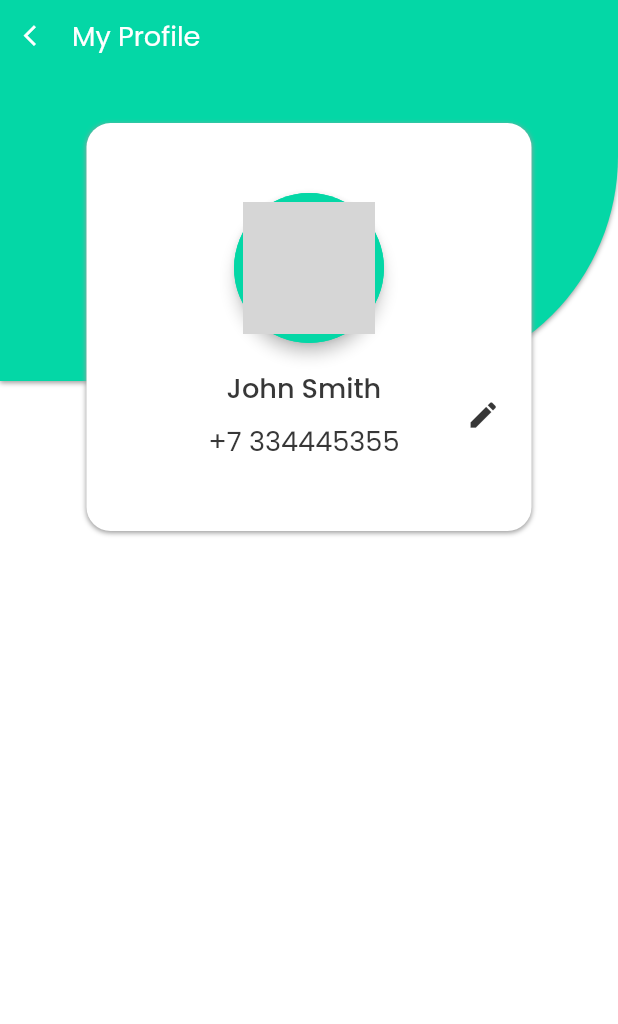
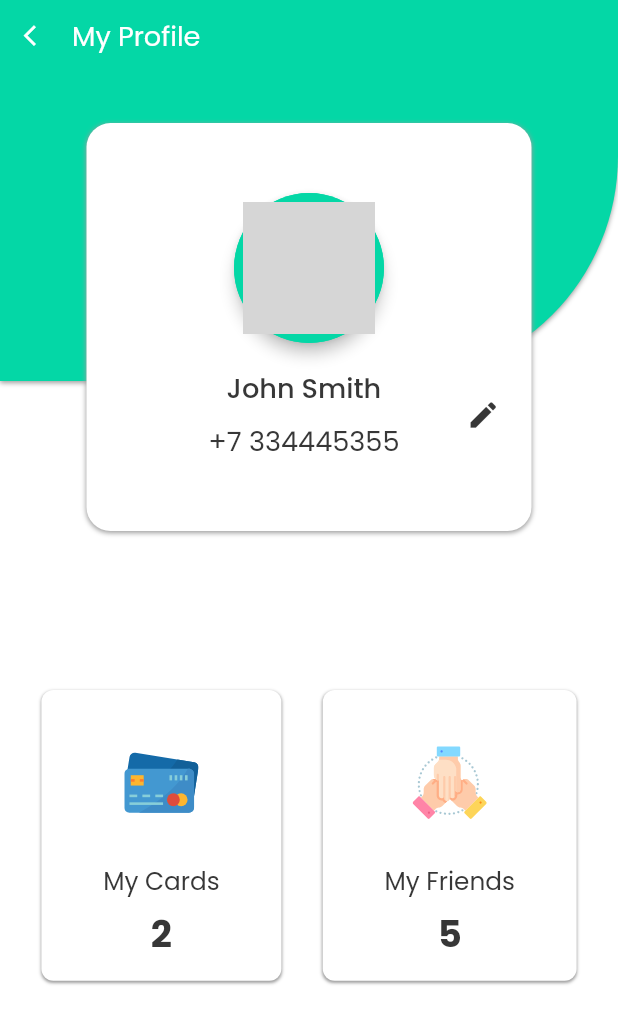
Before and after one commit to sherdiltahir/topup-public-testing, a Flutter app: the screen it shows after launch, on a phone screen of 412 x 824 dp. Shown: the top 1024 px of the screen. Run offline on Flutter 3.47's test engine with Material 2 defaults, Android fonts, the phone set to English and light mode, and no system bars; drawn by our look-alikes of circular_profile_avatar; our stand-ins replace cloud_firestore, device_preview, expandable, firebase_auth, firebase_storage, flutter_snake_navigationbar and 4 more; missing offline and left inert: credit_card_input_form, dart:ffi; accounts and stored records are empty; network calls fail; grey boxes are pictures that could not be loaded.

Commit message:
Profile screen, icons file and updatation in UI

```diff
--- a/lib/screens/profile/my_profile.dart
+++ b/lib/screens/profile/my_profile.dart
@@ -34,6 +34,20 @@ class _MyProfileState extends State<MyProfile> {
             mainAxisAlignment: MainAxisAlignment.start,
             children: [
               ProfileCard(),
+              SingleChildScrollView(
+                scrollDirection: Axis.vertical,
+                child: Container(
+                  margin: EdgeInsets.only(top: 25*SizeConfig.heightMultiplier,bottom: 5*SizeConfig.heightMultiplier),
+                  child: Row(
+                    mainAxisAlignment: MainAxisAlignment.spaceEvenly,
+                    children: [
+                      GridView_Item(items[0]),
+                      GridView_Item(items[1]),
+
+                    ],
+                  ),
+                ),
+              )
             ],
           ),
         ),
@@ -163,9 +177,10 @@ class _MyProfileState extends State<MyProfile> {
 
   Widget GridView_Item(Grid_Item item) {
     return Container(
+      padding: EdgeInsets.symmetric(horizontal: 10*SizeConfig.widthMultiplier,vertical: 1.5*SizeConfig.heightMultiplier),
       decoration: BoxDecoration(
           color: Colors.white,
-          borderRadius: BorderRadius.only(bottomRight: Radius.circular(8.0)),
+          borderRadius: BorderRadius.all(Radius.circular(8.0)),
           boxShadow: [
             BoxShadow(
               color: Colors.grey,
@@ -176,22 +191,24 @@ class _MyProfileState extends State<MyProfile> {
       child: Column(
         mainAxisAlignment: MainAxisAlignment.center,
         children: [
-          SvgPicture.asset(item.icon),
+          SvgPicture.asset(item.icon,height: 12*SizeConfig.heightMultiplier,width: 12*SizeConfig.widthMultiplier,),
+          SizedBox(height: 0.5*SizeConfig.heightMultiplier,),
           Text(
             item.title,
             style: GoogleFonts.poppins(
                 color: darkGreyColor,
                 fontWeight: FontWeight.normal,
                 fontSize:
-                1.5 * SizeConfig.textMultiplier),
+                2.0 * SizeConfig.textMultiplier),
           ),
+          SizedBox(height: 0.5*SizeConfig.heightMultiplier,),
           Text(
             item.qty,
             style: GoogleFonts.poppins(
                 color: darkGreyColor,
                 fontWeight: FontWeight.bold,
                 fontSize:
-                2.0 * SizeConfig.textMultiplier),
+                3.0 * SizeConfig.textMultiplier),
           )
         ],
       ),
```
